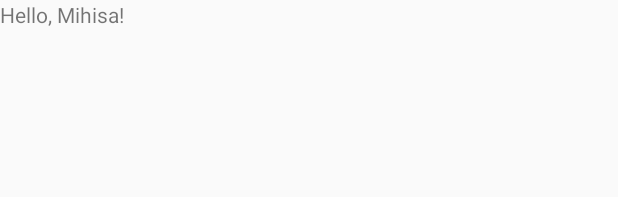
After one commit to Mihisa/RemindMe, an Android app: the layout fragment_example.xml on its own in the app's theme, with its tools: preview values and no code run, on a phone screen of 412 x 824 dp. The commit adds this screen. Shown: the top 197 px of the screen. Run offline under Robolectric (Android 15) with nearby library versions, the phone set to English and light mode, and no system bars.

Commit message:
Add test fragment

```diff
--- /dev/null
+++ b/app/src/main/res/layout/fragment_example.xml
@@ -0,0 +1,11 @@
+<?xml version="1.0" encoding="utf-8"?>
+<LinearLayout xmlns:android="http://schemas.android.com/apk/res/android"
+    android:orientation="vertical" android:layout_width="match_parent"
+    android:layout_height="match_parent">
+
+    <TextView
+        android:layout_width="match_parent"
+        android:layout_height="match_parent"
+        android:text="Hello, Mihisa!"/>
+
+</LinearLayout>
--- a/app/src/main/res/menu/menu_navigation.xml
+++ b/app/src/main/res/menu/menu_navigation.xml
@@ -1,6 +1,7 @@
 <?xml version="1.0" encoding="utf-8"?>
 <menu xmlns:android="http://schemas.android.com/apk/res/android">
     <item
+        android:id="@+id/actionNavigationItem"
         android:title="@string/menu_item_notification"
         android:orderInCategory="1"
         android:icon="@drawable/remind"
--- a/app/src/main/res/values/strings.xml
+++ b/app/src/main/res/values/strings.xml
@@ -6,5 +6,7 @@
     <string name="archive">Архив</string>
     <string name="settings">Настройки</string>
     <string name="help">Справка</string>
+    <string name="view_navigation_open">Open</string>
+    <string name="view_navigation_closed">Close</string>
 
 </resources>
```
Also changed, not shown: app/src/main/java/com/mihisa/remindme/MainActivity.java (+44 -1 lines), app/src/main/java/com/mihisa/remindme/adapter/TabsPagerFragmentAdapter.java (added, +47 -0 lines), app/src/main/java/com/mihisa/remindme/fragment/ExampleFragment.java (added, +37 -0 lines).
